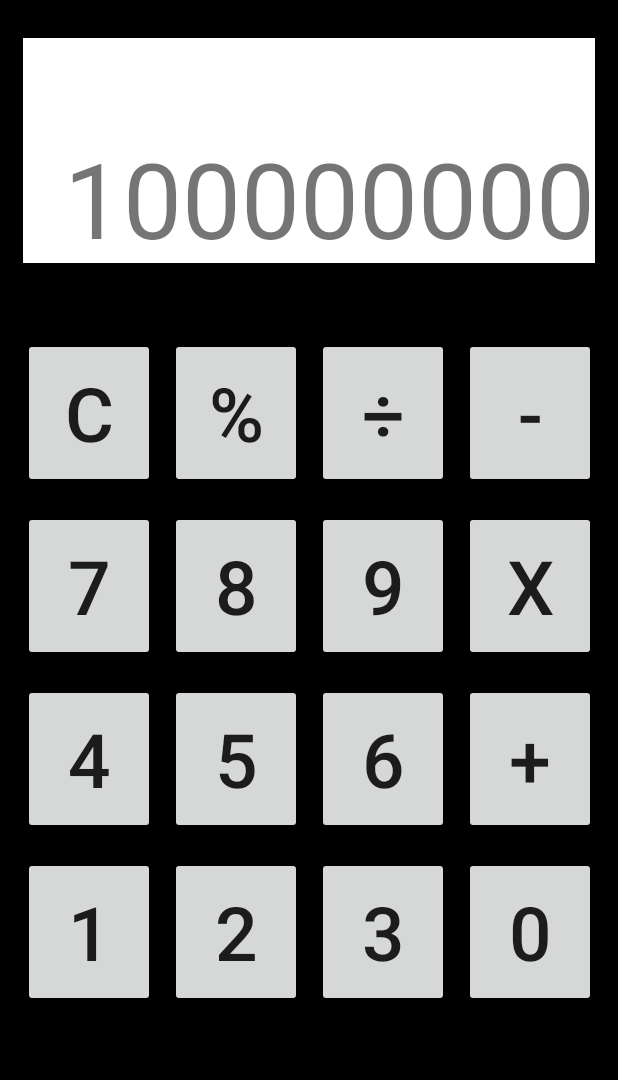
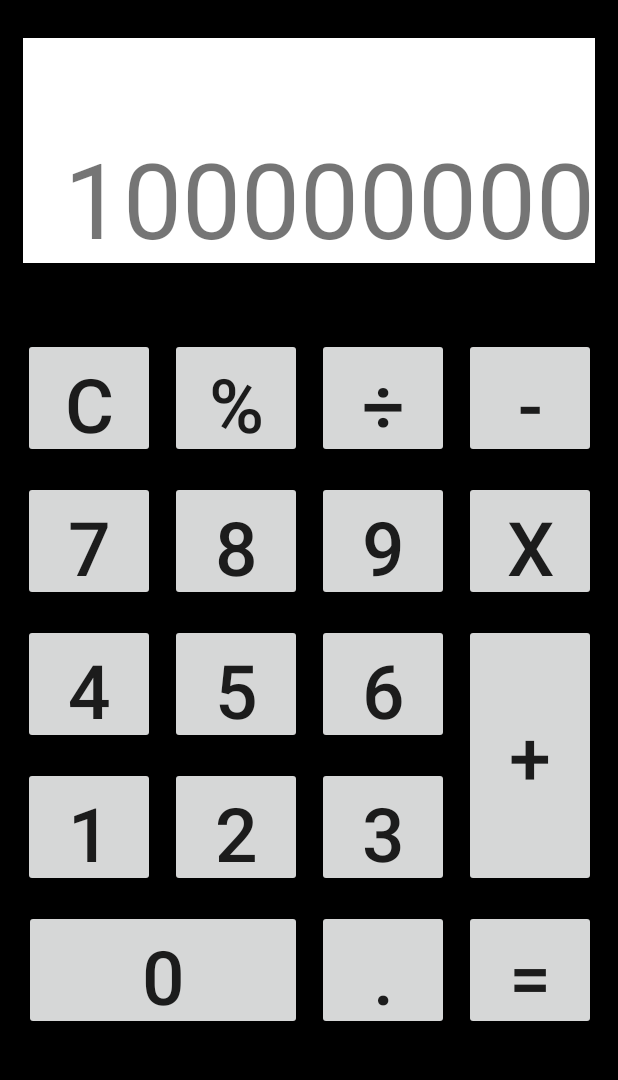
Before and after one commit to FelipeSPB/calculatorAndroidNative, an Android app: the screen it shows after launch (MainActivity), on a phone screen of 412 x 824 dp, the part 84-1164 px from its top. Run offline under Robolectric (Android 15) with nearby library versions, the phone set to English and light mode, and no system bars.

Commit message:
Correct Visuals

```diff
--- a/app/src/main/res/layout/activity_main.xml
+++ b/app/src/main/res/layout/activity_main.xml
@@ -29,7 +29,7 @@
         app:layout_constraintTop_toBottomOf="@id/view_calculator"
         android:layout_marginTop="50dp"
         android:layout_width="wrap_content"
-        android:layout_height="100dp"
+        android:layout_height="80dp"
         android:text="C"
         android:textSize="50dp"
         />
@@ -41,7 +41,7 @@
         android:layout_marginTop="50dp"
         android:layout_marginLeft="10dp"
         android:layout_width="wrap_content"
-        android:layout_height="100dp"
+        android:layout_height="80dp"
         android:text="%"
         android:textSize="50dp"
         />
@@ -53,7 +53,7 @@
         android:layout_marginTop="50dp"
         android:layout_width="wrap_content"
         android:layout_marginLeft="10dp"
-        android:layout_height="100dp"
+        android:layout_height="80dp"
         android:text="÷"
         android:textSize="50dp"
         />
@@ -65,7 +65,7 @@
         android:layout_marginTop="50dp"
         android:layout_width="wrap_content"
         android:layout_marginLeft="10dp"
-        android:layout_height="100dp"
+        android:layout_height="80dp"
         android:text="-"
         android:textSize="50dp"
         />
@@ -76,7 +76,7 @@
         app:layout_constraintTop_toBottomOf="@id/btn_clean"
         android:layout_marginTop="15dp"
         android:layout_width="wrap_content"
-        android:layout_height="100dp"
+        android:layout_height="80dp"
         android:text="7"
         android:textSize="50dp"
         />
@@ -87,7 +87,7 @@
         app:layout_constraintTop_toBottomOf="@id/btn_porcentage"
         android:layout_marginTop="15dp"
         android:layout_width="wrap_content"
-        android:layout_height="100dp"
+        android:layout_height="80dp"
         android:layout_marginLeft="10dp"
         android:text="8"
         android:textSize="50dp"
@@ -99,7 +99,7 @@
         app:layout_constraintTop_toBottomOf="@id/btn_division"
         android:layout_marginTop="15dp"
         android:layout_width="wrap_content"
-        android:layout_height="100dp"
+        android:layout_height="80dp"
         android:layout_marginLeft="10dp"
         android:text="9"
         android:textSize="50dp"
@@ -111,7 +111,7 @@
         app:layout_constraintTop_toBottomOf="@id/btn_sub"
         android:layout_marginTop="15dp"
         android:layout_width="wrap_content"
-        android:layout_height="100dp"
+        android:layout_height="80dp"
         android:layout_marginLeft="10dp"
         android:text="X"
         android:textSize="50dp"
@@ -123,7 +123,7 @@
         app:layout_constraintTop_toBottomOf="@id/btn_seven"
         android:layout_marginTop="15dp"
         android:layout_width="wrap_content"
-        android:layout_height="100dp"
+        android:layout_height="80dp"
         android:text="4"
         android:textSize="50dp"
         />
@@ -135,7 +135,7 @@
         android:layout_marginTop="15dp"
         android:layout_marginLeft="10dp"
         android:layout_width="wrap_content"
-        android:layout_height="100dp"
+        android:layout_height="80dp"
         android:text="5"
         android:textSize="50dp"
         />
@@ -147,7 +147,7 @@
         android:layout_marginTop="15dp"
         android:layout_marginLeft="10dp"
         android:layout_width="wrap_content"
-        android:layout_height="100dp"
+        android:layout_height="80dp"
         android:text="6"
         android:textSize="50dp"
         />
@@ -159,7 +159,7 @@
         android:layout_marginTop="15dp"
         android:layout_marginLeft="10dp"
         android:layout_width="wrap_content"
-        android:layout_height="100dp"
+        android:layout_height="175dp"
         android:text="+"
         android:textSize="50dp"
         />
@@ -170,7 +170,7 @@
         app:layout_constraintTop_toBottomOf="@id/btn_four"
         android:layout_marginTop="15dp"
         android:layout_width="wrap_content"
-        android:layout_height="100dp"
+        android:layout_height="80dp"
         android:text="1"
         android:textSize="50dp"
         />
@@ -182,7 +182,7 @@
         android:layout_marginTop="15dp"
         android:layout_marginLeft="10dp"
         android:layout_width="wrap_content"
-        android:layout_height="100dp"
+        android:layout_height="80dp"
         android:text="2"
         android:textSize="50dp"
         />
@@ -194,21 +194,48 @@
         android:layout_marginTop="15dp"
         android:layout_marginLeft="10dp"
         android:layout_width="wrap_content"
-        android:layout_height="100dp"
+        android:layout_height="80dp"
         android:text="3"
         android:textSize="50dp"
         />
 
     <Button
-        android:id="@+id/btn_zero"
+        android:id="@+id/btn_equal"
         app:layout_constraintLeft_toRightOf="@id/btn_three"
         app:layout_constraintTop_toBottomOf="@id/btn_soma"
         android:layout_marginTop="15dp"
         android:layout_marginLeft="10dp"
         android:layout_width="wrap_content"
-        android:layout_height="100dp"
-        android:text="0"
+        android:layout_height="80dp"
+        android:text="="
         android:textSize="50dp"
         />
 
+    <Button
+        android:id="@+id/btn_dot"
+        app:layout_constraintRight_toLeftOf="@id/btn_equal"
+        app:layout_constraintTop_toBottomOf="@id/btn_soma"
+        android:layout_marginTop="15dp"
+        android:layout_marginRight="10dp"
+        android:layout_width="wrap_content"
+        android:layout_height="80dp"
+        android:text="."
+        android:textSize="50dp"
+        />
+
+
+    <Button
+        android:id="@+id/btn_zero"
+        android:layout_width="185dp"
+        android:layout_height="80dp"
+        android:layout_marginTop="15dp"
+        android:layout_marginRight="10dp"
+        android:text="0"
+        android:textSize="50dp"
+        app:layout_constraintRight_toLeftOf="@id/btn_dot"
+        app:layout_constraintTop_toBottomOf="@id/btn_two" />
+
+
+
+
 </androidx.constraintlayout.widget.ConstraintLayout>
```
